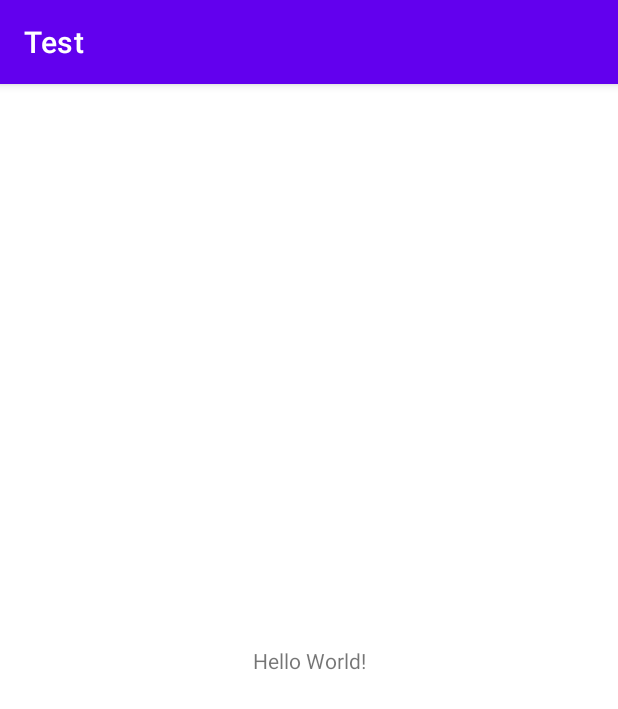
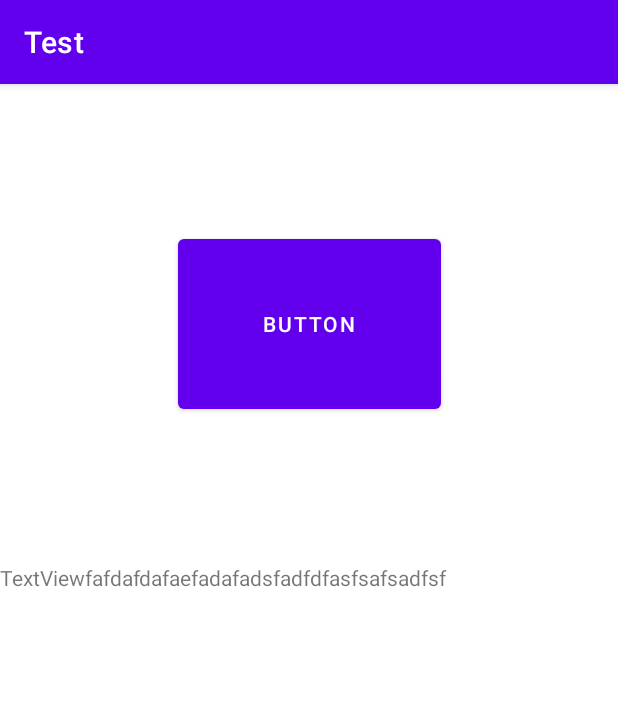
Before and after one commit to rseven765/android, an Android app: the screen it shows after launch (MainActivity before the commit, FirstActivity after it), on a phone screen of 412 x 824 dp. Shown: the top 709 px of the screen. Run offline under Robolectric (Android 15) with nearby library versions, the phone set to English and light mode, and no system bars.

Commit message:
startActivity - delete full screen > success

```diff
--- a/Android_Untitled/app/src/main/AndroidManifest.xml
+++ b/Android_Untitled/app/src/main/AndroidManifest.xml
@@ -16,6 +16,7 @@
                 <category android:name="android.intent.category.LAUNCHER" />
             </intent-filter>
         </activity>
+        <activity android:name=".FirstActivity"/>
     </application>
 
 </manifest>
--- /dev/null
+++ b/Android_Untitled/app/src/main/java/com/example/test/FirstActivity.java
@@ -0,0 +1,14 @@
+package com.example.test;
+
+import android.os.Bundle;
+
+import androidx.appcompat.app.AppCompatActivity;
+
+public class FirstActivity extends AppCompatActivity {
+
+    @Override
+    protected void onCreate(Bundle savedInstanceState) {
+        super.onCreate(savedInstanceState);
+        setContentView(R.layout.activity_first);
+    }
+}
--- a/Android_Untitled/app/src/main/java/com/example/test/MainActivity.java
+++ b/Android_Untitled/app/src/main/java/com/example/test/MainActivity.java
@@ -2,7 +2,9 @@ package com.example.test;
 
 import androidx.appcompat.app.AppCompatActivity;
 
+import android.content.Intent;
 import android.os.Bundle;
+import android.os.Handler;
 
 public class MainActivity extends AppCompatActivity {
 
@@ -10,5 +12,17 @@ public class MainActivity extends AppCompatActivity {
     protected void onCreate(Bundle savedInstanceState) {
         super.onCreate(savedInstanceState);
         setContentView(R.layout.activity_main);
+
+        Handler handler = new Handler();
+        handler.postDelayed(new Runnable() {
+            @Override
+            public void run() {
+                Intent intent = new Intent(MainActivity.this,FirstActivity.class);
+                startActivity(intent);
+                finish();
+            }
+        },2000);
     }
+
+
 }
--- /dev/null
+++ b/Android_Untitled/app/src/main/res/layout/activity_first.xml
@@ -0,0 +1,27 @@
+<?xml version="1.0" encoding="utf-8"?>
+<androidx.constraintlayout.widget.ConstraintLayout xmlns:android="http://schemas.android.com/apk/res/android"
+    xmlns:tools="http://schemas.android.com/tools"
+    android:layout_width="match_parent"
+    android:layout_height="match_parent"
+    xmlns:app="http://schemas.android.com/apk/res-auto">
+
+    <TextView
+        android:id="@+id/textView"
+        android:layout_width="311dp"
+        android:layout_height="130dp"
+        android:text="TextViewfafdafdafaefadafadsfadfdfasfsafsadfsf"
+        app:layout_constraintBottom_toBottomOf="parent"
+        app:layout_constraintRight_toRightOf="parent"
+        app:layout_constraintStart_toStartOf="parent"
+        app:layout_constraintTop_toTopOf="parent" />
+
+    <Button
+        android:id="@+id/button"
+        android:layout_width="175dp"
+        android:layout_height="125dp"
+        android:text="Button"
+        app:layout_constraintBottom_toTopOf="@+id/textView"
+        app:layout_constraintEnd_toEndOf="parent"
+        app:layout_constraintStart_toStartOf="parent"
+        app:layout_constraintTop_toTopOf="parent" />
+</androidx.constraintlayout.widget.ConstraintLayout>
```
